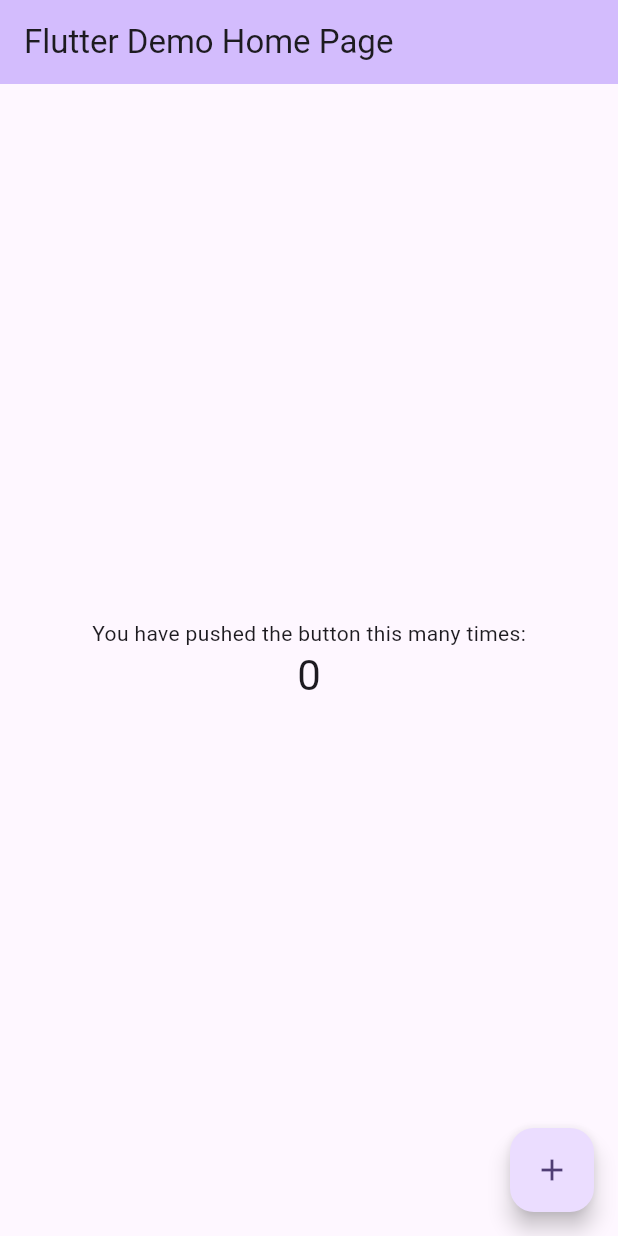
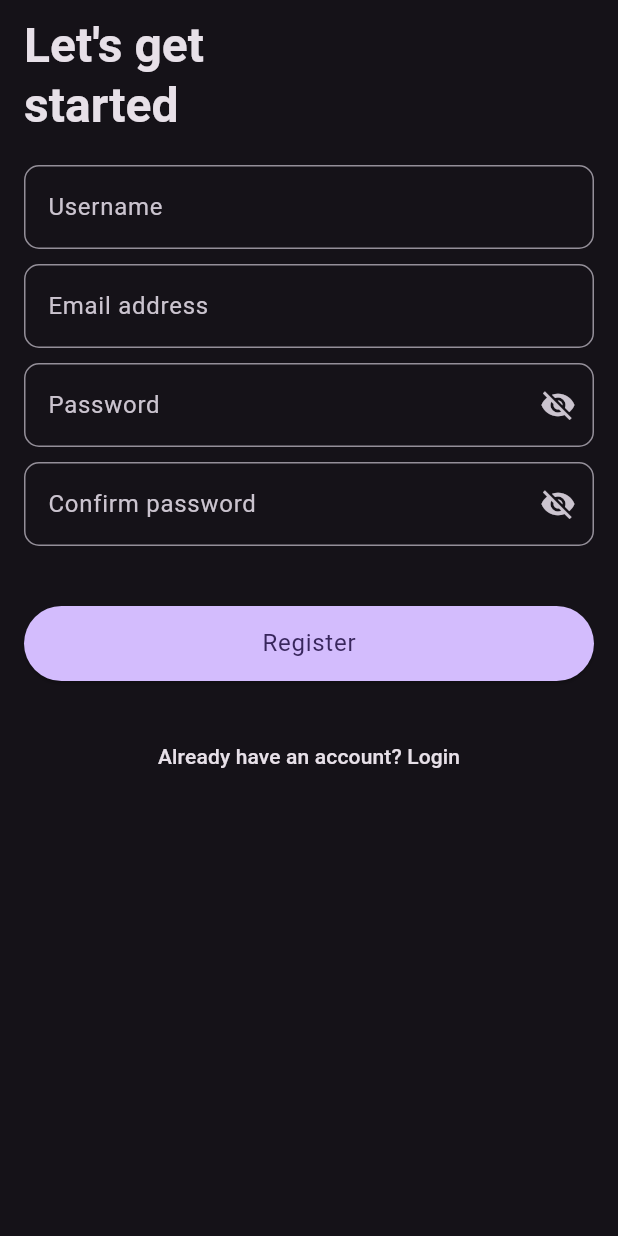
Before and after one commit to hinasahammed/ClassManage, a Flutter app: the screen it shows after launch, on a phone screen of 412 x 824 dp. Run offline on Flutter 3.47's test engine with Material 3 defaults, Android fonts, the phone set to English and light mode, and no system bars; our stand-ins replace gap.

Commit message:
added login and register

```diff
--- /dev/null
+++ b/lib/custom_button.dart
@@ -0,0 +1,24 @@
+import 'package:flutter/material.dart';
+
+class CustomButton extends StatelessWidget {
+  final void Function()? onPressed;
+  final String title;
+  const CustomButton({super.key, this.onPressed, required this.title});
+
+  @override
+  Widget build(BuildContext context) {
+    final theme = Theme.of(context);
+    return ElevatedButton(
+      style: ElevatedButton.styleFrom(
+        backgroundColor: theme.colorScheme.primary,
+      ),
+      onPressed: onPressed,
+      child: Text(
+        title,
+        style: theme.textTheme.bodyLarge!.copyWith(
+          color: theme.colorScheme.onPrimary,
+        ),
+      ),
+    );
+  }
+}
--- /dev/null
+++ b/lib/custom_textformfield.dart
@@ -0,0 +1,36 @@
+import 'package:flutter/material.dart';
+
+class CustomTextformfield extends StatelessWidget {
+  final TextEditingController? controller;
+  final TextInputType? keyboardType;
+  final bool obscureText;
+  final String? Function(String?)? validator;
+  final String title;
+  final Widget? suffixIcon;
+  const CustomTextformfield({
+    super.key,
+    this.controller,
+    this.keyboardType,
+    this.validator,
+    this.obscureText = false,
+    required this.title,
+    this.suffixIcon,
+  });
+
+  @override
+  Widget build(BuildContext context) {
+    return TextFormField(
+      controller: controller,
+      keyboardType: keyboardType,
+      obscureText: obscureText,
+      validator: validator,
+      decoration: InputDecoration(
+        border: OutlineInputBorder(
+          borderRadius: BorderRadius.circular(10),
+        ),
+        label: Text(title),
+        suffixIcon: suffixIcon,
+      ),
+    );
+  }
+}
--- a/lib/main.dart
+++ b/lib/main.dart
@@ -1,3 +1,5 @@
+import 'package:class_manage/login.dart';
+import 'package:class_manage/register.dart';
 import 'package:flutter/material.dart';
 
 void main() {
@@ -7,119 +9,19 @@
 class MyApp extends StatelessWidget {
   const MyApp({super.key});
 
-  // This widget is the root of your application.
   @override
   Widget build(BuildContext context) {
     return MaterialApp(
-      title: 'Flutter Demo',
+      title: 'Class manage',
+      debugShowCheckedModeBanner: false,
       theme: ThemeData(
-        // This is the theme of your application.
-        //
-        // TRY THIS: Try running your application with "flutter run". You'll see
-        // the application has a purple toolbar. Then, without quitting the app,
-        // try changing the seedColor in the colorScheme below to Colors.green
-        // and then invoke "hot reload" (save your changes or press the "hot
-        // reload" button in a Flutter-supported IDE, or press "r" if you used
-        // the command line to start the app).
-        //
-        // Notice that the counter didn't reset back to zero; the application
-        // state is not lost during the reload. To reset the state, use hot
-        // restart instead.
-        //
-        // This works for code too, not just values: Most code changes can be
-        // tested with just a hot reload.
-        colorScheme: ColorScheme.fromSeed(seedColor: Colors.deepPurple),
+        colorScheme: ColorScheme.fromSeed(
+          seedColor: Colors.deepPurple,
+          brightness: Brightness.dark,
+        ),
         useMaterial3: true,
       ),
-      home: const MyHomePage(title: 'Flutter Demo Home Page'),
+      home: const Register(),
     );
   }
 }
-
-class MyHomePage extends StatefulWidget {
-  const MyHomePage({super.key, required this.title});
-
-  // This widget is the home page of your application. It is stateful, meaning
-  // that it has a State object (defined below) that contains fields that affect
-  // how it looks.
-
-  // This class is the configuration for the state. It holds the values (in this
-  // case the title) provided by the parent (in this case the App widget) and
-  // used by the build method of the State. Fields in a Widget subclass are
-  // always marked "final".
-
-  final String title;
-
-  @override
-  State<MyHomePage> createState() => _MyHomePageState();
-}
-
-class _MyHomePageState extends State<MyHomePage> {
-  int _counter = 0;
-
-  void _incrementCounter() {
-    setState(() {
-      // This call to setState tells the Flutter framework that something has
-      // changed in this State, which causes it to rerun the build method below
-      // so that the display can reflect the updated values. If we changed
-      // _counter without calling setState(), then the build method would not be
-      // called again, and so nothing would appear to happen.
-      _counter++;
-    });
-  }
-
-  @override
-  Widget build(BuildContext context) {
-    // This method is rerun every time setState is called, for instance as done
-    // by the _incrementCounter method above.
-    //
-    // The Flutter framework has been optimized to make rerunning build methods
-    // fast, so that you can just rebuild anything that needs updating rather
-    // than having to individually change instances of widgets.
-    return Scaffold(
-      appBar: AppBar(
-        // TRY THIS: Try changing the color here to a specific color (to
-        // Colors.amber, perhaps?) and trigger a hot reload to see the AppBar
-        // change color while the other colors stay the same.
-        backgroundColor: Theme.of(context).colorScheme.inversePrimary,
-        // Here we take the value from the MyHomePage object that was created by
-        // the App.build method, and use it to set our appbar title.
-        title: Text(widget.title),
-      ),
-      body: Center(
-        // Center is a layout widget. It takes a single child and positions it
-        // in the middle of the parent.
-        child: Column(
-          // Column is also a layout widget. It takes a list of children and
-          // arranges them vertically. By default, it sizes itself to fit its
-          // children horizontally, and tries to be as tall as its parent.
-          //
-          // Column has various properties to control how it sizes itself and
-          // how it positions its children. Here we use mainAxisAlignment to
-          // center the children vertically; the main axis here is the vertical
-          // axis because Columns are vertical (the cross axis would be
-          // horizontal).
-          //
-          // TRY THIS: Invoke "debug painting" (choose the "Toggle Debug Paint"
-          // action in the IDE, or press "p" in the console), to see the
-          // wireframe for each widget.
-          mainAxisAlignment: MainAxisAlignment.center,
-          children: <Widget>[
-            const Text(
-              'You have pushed the button this many times:',
-            ),
-            Text(
-              '$_counter',
-              style: Theme.of(context).textTheme.headlineMedium,
-            ),
-          ],
-        ),
-      ),
-      floatingActionButton: FloatingActionButton(
-        onPressed: _incrementCounter,
-        tooltip: 'Increment',
-        child: const Icon(Icons.add),
-      ), // This trailing comma makes auto-formatting nicer for build methods.
-    );
-  }
-}
--- /dev/null
+++ b/lib/register.dart
@@ -0,0 +1,96 @@
+import 'package:class_manage/custom_button.dart';
+import 'package:class_manage/custom_textformfield.dart';
+import 'package:flutter/material.dart';
+import 'package:gap/gap.dart';
+
+class Register extends StatelessWidget {
+  const Register({super.key});
+
+  @override
+  Widget build(BuildContext context) {
+    final theme = Theme.of(context);
+    return Scaffold(
+      body: SafeArea(
+        child: SingleChildScrollView(
+          padding: const EdgeInsets.symmetric(
+            horizontal: 16,
+            vertical: 10,
+          ),
+          child: Column(
+            crossAxisAlignment: CrossAxisAlignment.start,
+            children: [
+              Text(
+                "Let's get\nstarted",
+                style: theme.textTheme.headlineLarge!.copyWith(
+                  color: theme.colorScheme.onSurface,
+                  fontWeight: FontWeight.w600,
+                ),
+              ),
+              const Gap(20),
+              CustomTextformfield(
+                controller: TextEditingController(),
+                keyboardType: TextInputType.emailAddress,
+                validator: (value) {
+                  return null;
+                },
+                title: 'Username',
+              ),
+              const Gap(10),
+              CustomTextformfield(
+                controller: TextEditingController(),
+                keyboardType: TextInputType.emailAddress,
+                validator: (value) {
+                  return null;
+                },
+                title: 'Email address',
+              ),
+              const Gap(10),
+              CustomTextformfield(
+                controller: TextEditingController(),
+                keyboardType: TextInputType.emailAddress,
+                obscureText: true,
+                suffixIcon: const Icon(Icons.visibility_off),
+                validator: (value) {
+                  return null;
+                },
+                title: 'Password',
+              ),
+              const Gap(10),
+              CustomTextformfield(
+                controller: TextEditingController(),
+                keyboardType: TextInputType.emailAddress,
+                obscureText: true,
+                suffixIcon: const Icon(Icons.visibility_off),
+                validator: (value) {
+                  return null;
+                },
+                title: 'Confirm password',
+              ),
+              const Gap(40),
+              SizedBox(
+                width: double.infinity,
+                height: 50,
+                child: CustomButton(
+                  onPressed: () {},
+                  title: 'Register',
+                ),
+              ),
+              const Gap(40),
+              Row(
+                mainAxisAlignment: MainAxisAlignment.spaceEvenly,
+                children: [
+                  Text(
+                    "Already have an account? Login",
+                    style: theme.textTheme.labelLarge!.copyWith(
+                      color: theme.colorScheme.onSurface,
+                    ),
+                  )
+                ],
+              )
+            ],
+          ),
+        ),
+      ),
+    );
+  }
+}
--- a/pubspec.yaml
+++ b/pubspec.yaml
@@ -35,6 +35,7 @@ dependencies:
   # The following adds the Cupertino Icons font to your application.
   # Use with the CupertinoIcons class for iOS style icons.
   cupertino_icons: ^1.0.6
+  gap: ^3.0.1
 
 dev_dependencies:
   flutter_test:
```
Also changed, not shown: lib/login.dart (added, +86 -0 lines), pubspec.lock.
